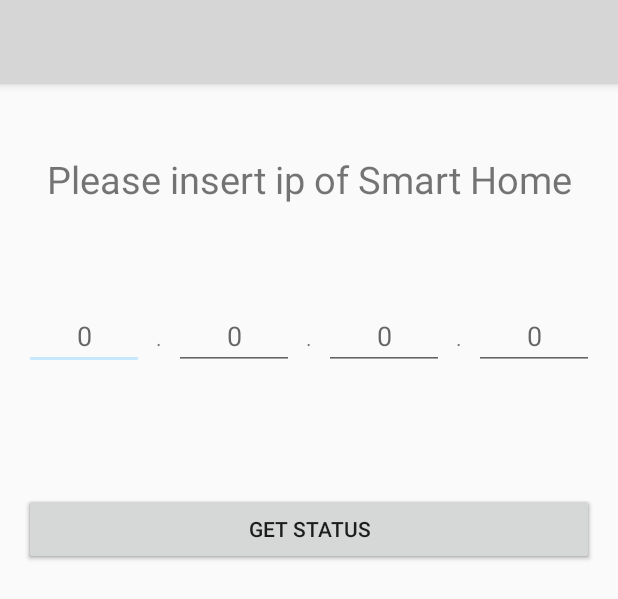
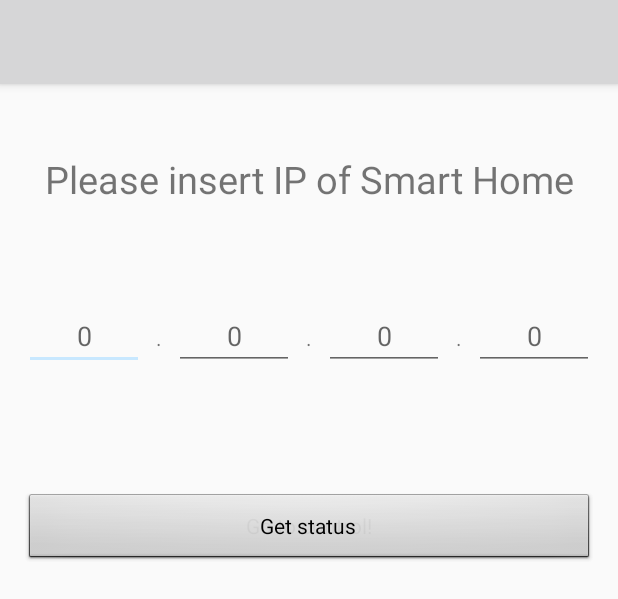
Before and after one commit to alexe1ka/SmartHouseControl, an Android app: the layout activity_main.xml on its own in the app's theme, with its tools: preview values and no code run, on a phone screen of 412 x 824 dp. Shown: the top 599 px of the screen. Run offline under Robolectric (Android 15) with nearby library versions, the phone set to English and light mode, and no system bars.

Commit message:
With russian localization

```diff
--- a/IotAlexe1ka/app/src/main/java/com/example/alexe1ka/iotalexe1ka/AsyncRequestToEsp.java
+++ b/IotAlexe1ka/app/src/main/java/com/example/alexe1ka/iotalexe1ka/AsyncRequestToEsp.java
@@ -30,7 +30,7 @@ public class AsyncRequestToEsp extends AsyncTask<Object, Object, ReplyToRequest>
     protected void onPostExecute(ReplyToRequest s) {
         super.onPostExecute(s);
         if(s.getConnectedStatus()==null){
-            Toast.makeText(context,"Server error", Toast.LENGTH_SHORT).show();
+            Toast.makeText(context,R.string.serverNotResponse, Toast.LENGTH_SHORT).show();
         }
     }
 }
--- a/IotAlexe1ka/app/src/main/java/com/example/alexe1ka/iotalexe1ka/HttpRestHandler.java
+++ b/IotAlexe1ka/app/src/main/java/com/example/alexe1ka/iotalexe1ka/HttpRestHandler.java
@@ -19,7 +19,6 @@ import java.net.URL;
  */
 
 public class HttpRestHandler {
-    private int mStatus;
 
     public ReplyToRequest makeUrlRequest(String query, String typeOfQuery) {
         String resultString = "";
@@ -57,9 +56,4 @@ public class HttpRestHandler {
         }
         return new String(total);
     }
-
-    public int getStatus(){
-        return mStatus;
-    }
-
 }
--- a/IotAlexe1ka/app/src/main/res/layout/activity_main.xml
+++ b/IotAlexe1ka/app/src/main/res/layout/activity_main.xml
@@ -64,7 +64,8 @@
                 android:gravity="center"
                 android:id="@+id/firstPartOfIp"
                 android:imeOptions="actionNext"
-                android:layout_weight="1"/>
+                android:layout_weight="1"
+                android:textSize="18sp"/>
 
             <TextView
                 android:text="."
@@ -135,7 +136,8 @@
             android:onClick="goToControl"
             android:layout_below="@+id/startText"
             android:layout_alignParentStart="true"
-            android:layout_marginTop="182dp"/>
+            android:layout_marginTop="182dp"
+            style="@android:style/Widget.Button"/>
 
         <Button
             android:text="@string/getIdButton"
@@ -146,7 +148,7 @@
             android:layout_alignBaseline="@+id/controlActivityButton"
             android:layout_alignBottom="@+id/controlActivityButton"
             android:layout_alignParentStart="true"
-            />
+            style="@android:style/Widget.Button"/>
 
     </RelativeLayout>
 
--- a/IotAlexe1ka/app/src/main/res/layout/fragment_two.xml
+++ b/IotAlexe1ka/app/src/main/res/layout/fragment_two.xml
@@ -63,7 +63,9 @@
         android:layout_marginEnd="16dp"
         android:layout_marginBottom="27dp"
         android:layout_above="@+id/graph"
-        android:layout_alignParentEnd="true"/>
+        android:layout_alignParentEnd="true"
+        android:textSize="18sp"
+        style="@android:style/Widget.Button"/>
 
 
 </RelativeLayout>
--- a/IotAlexe1ka/app/src/main/res/layout/item_cardview.xml
+++ b/IotAlexe1ka/app/src/main/res/layout/item_cardview.xml
@@ -29,13 +29,16 @@
             android:id="@+id/descriptionText"
             android:layout_alignParentTop="true"
             android:layout_marginTop="30dp"
-            android:layout_alignEnd="@+id/cntrlTogBut"/>
+            android:layout_alignEnd="@+id/cntrlTogBut"
+            android:textSize="24sp"/>
 
         <ToggleButton
             android:text=""
             android:layout_width="wrap_content"
             android:layout_height="wrap_content"
             android:id="@+id/cntrlTogBut"
+            android:textSize="18sp"
+            style="@android:style/Widget.Button.Toggle"
             android:layout_alignParentBottom="true"
             android:layout_alignParentEnd="true"/>
 
```
Also changed, not shown: IotAlexe1ka/app/src/main/java/com/example/alexe1ka/iotalexe1ka/MainActivity.java (+4 -3 lines), IotAlexe1ka/app/src/main/res/values/strings.xml (+11 -16 lines), 1 other file.
